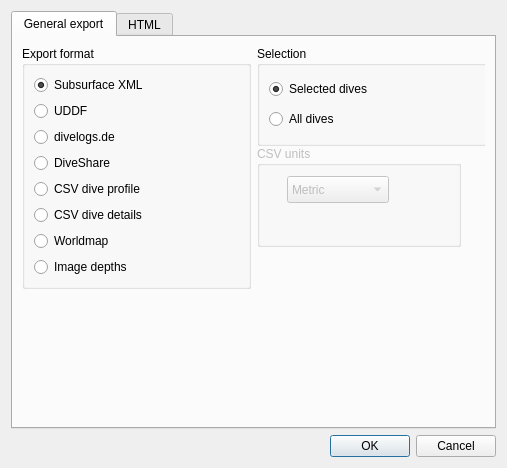
The window that qt-ui/divelogexportdialog.ui (subsurface/subsurface) describes before a commit, drawn with Qt 5.
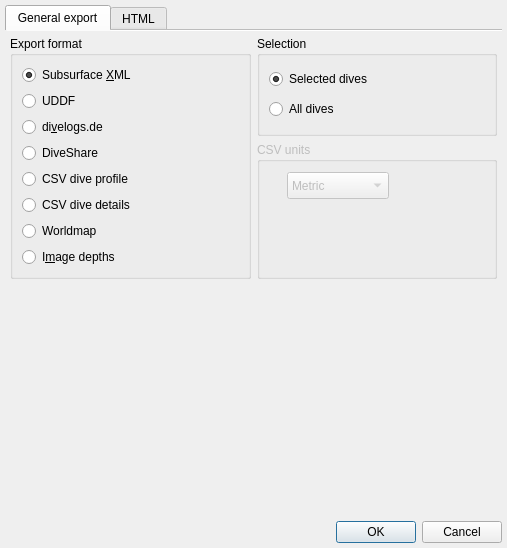
The same window after the commit. The open tabs and pages were chosen to show the change. Icons and pictures are not drawn.

Commit message:
Layout issues: Fix the export dialog
This patch makes the export dialog more consistent with the rest of
Subsurface.

Patch:
```diff
--- a/qt-ui/divelogexportdialog.ui
+++ b/qt-ui/divelogexportdialog.ui
@@ -7,7 +7,7 @@
     <x>0</x>
     <y>0</y>
     <width>507</width>
-    <height>468</height>
+    <height>548</height>
    </rect>
   </property>
   <property name="windowTitle">
@@ -19,16 +19,43 @@
    </iconset>
   </property>
   <layout class="QGridLayout" name="gridLayout">
+   <property name="leftMargin">
+    <number>5</number>
+   </property>
+   <property name="topMargin">
+    <number>5</number>
+   </property>
+   <property name="rightMargin">
+    <number>5</number>
+   </property>
+   <property name="bottomMargin">
+    <number>5</number>
+   </property>
    <item row="0" column="0">
     <widget class="QTabWidget" name="tabWidget">
      <property name="currentIndex">
-      <number>0</number>
+      <number>1</number>
+     </property>
+     <property name="documentMode">
+      <bool>true</bool>
      </property>
      <widget class="QWidget" name="General_tab">
       <attribute name="title">
        <string>General export</string>
       </attribute>
       <layout class="QGridLayout" name="gridLayout_2">
+       <property name="leftMargin">
+        <number>5</number>
+       </property>
+       <property name="topMargin">
+        <number>5</number>
+       </property>
+       <property name="rightMargin">
+        <number>5</number>
+       </property>
+       <property name="bottomMargin">
+        <number>0</number>
+       </property>
        <item row="2" column="0" colspan="2">
         <widget class="QLabel" name="description">
          <property name="sizePolicy">
@@ -85,7 +112,7 @@
              </size>
             </property>
             <property name="text">
-             <string>Subsurface XML</string>
+             <string>Subsurface &amp;XML</string>
             </property>
             <property name="checked">
              <bool>true</bool>
@@ -117,7 +144,7 @@
           <item>
            <widget class="QRadioButton" name="exportDivelogs">
             <property name="text">
-             <string>divelogs.de</string>
+             <string>di&amp;velogs.de</string>
             </property>
             <attribute name="buttonGroup">
              <string notr="true">exportGroup</string>
@@ -167,7 +194,7 @@
           <item>
            <widget class="QRadioButton" name="exportImageDepths">
             <property name="text">
-             <string>Image depths</string>
+             <string>I&amp;mage depths</string>
             </property>
             <attribute name="buttonGroup">
              <string notr="true">exportGroup</string>
@@ -179,15 +206,21 @@
        </item>
        <item row="0" column="1">
         <widget class="QWidget" name="widget" native="true">
+         <layout class="QVBoxLayout" name="verticalLayout_4">
+          <property name="leftMargin">
+           <number>0</number>
+          </property>
+          <property name="topMargin">
+           <number>0</number>
+          </property>
+          <property name="rightMargin">
+           <number>0</number>
+          </property>
+          <property name="bottomMargin">
+           <number>0</number>
+          </property>
+          <item>
          <widget class="QGroupBox" name="exportSelection">
-          <property name="geometry">
-           <rect>
-            <x>0</x>
-            <y>0</y>
-            <width>230</width>
-            <height>100</height>
-           </rect>
-          </property>
           <property name="sizePolicy">
            <sizepolicy hsizetype="Preferred" vsizetype="Fixed">
             <horstretch>0</horstretch>
@@ -232,18 +265,12 @@
            </item>
           </layout>
          </widget>
+          </item>
+          <item>
          <widget class="QGroupBox" name="groupBox">
           <property name="enabled">
            <bool>false</bool>
           </property>
-          <property name="geometry">
-           <rect>
-            <x>0</x>
-            <y>100</y>
-            <width>204</width>
-            <height>101</height>
-           </rect>
-          </property>
           <property name="title">
            <string>CSV units</string>
           </property>
@@ -268,6 +295,8 @@
            </item>
           </widget>
          </widget>
+          </item>
+         </layout>
         </widget>
        </item>
       </layout>
```
Left out of the diff: 14 changed lines with no effect on the pictures. Lines whose indentation alone changed are shown as unchanged.
